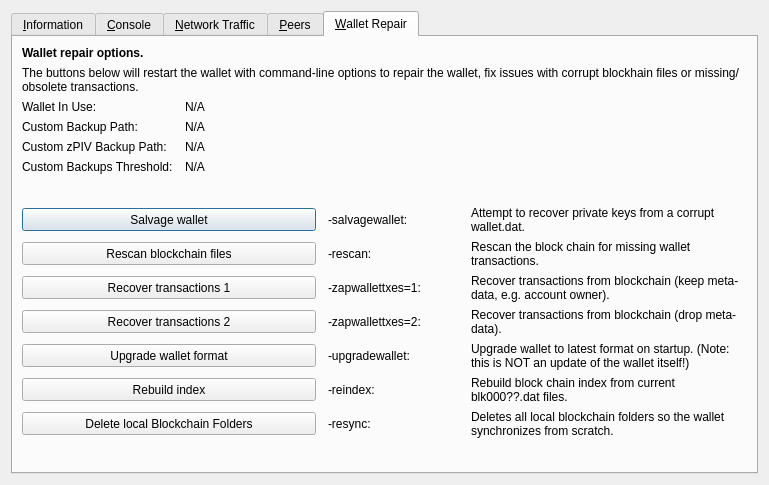
Above: src/qt/forms/rpcconsole.ui from WisprProject/core before the change. Below: the same form after it.
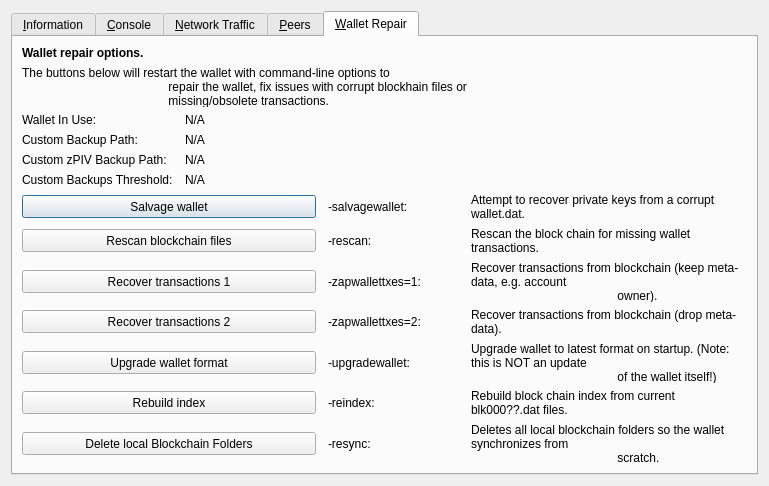
That is the form after the change. The open tabs and pages were chosen to show the change. Icons and pictures are not drawn. Custom widgets are drawn as their Qt base class.

What changed in the file:
```diff
--- a/src/qt/forms/rpcconsole.ui
+++ b/src/qt/forms/rpcconsole.ui
@@ -1266,7 +1266,10 @@
           </font>
          </property>
          <property name="text">
-          <string>The buttons below will restart the wallet with command-line options to repair the wallet, fix issues with corrupt blockhain files or missing/obsolete transactions.</string>
+                                        <string>The buttons below will restart the wallet with command-line options to
+                                            repair the wallet, fix issues with corrupt blockhain files or
+                                            missing/obsolete transactions.
+                                        </string>
          </property>
          <property name="wordWrap">
           <bool>true</bool>
@@ -1479,7 +1482,9 @@
        <item row="9" column="3">
         <widget class="QLabel" name="label_repair_zap1">
          <property name="text">
-          <string>Recover transactions from blockchain (keep meta-data, e.g. account owner).</string>
+                                        <string>Recover transactions from blockchain (keep meta-data, e.g. account
+                                            owner).
+                                        </string>
          </property>
          <property name="wordWrap">
           <bool>true</bool>
@@ -1539,7 +1544,9 @@
        <item row="11" column="3">
         <widget class="QLabel" name="label_repair_upgrade">
          <property name="text">
-          <string>Upgrade wallet to latest format on startup. (Note: this is NOT an update of the wallet itself!)</string>
+                                        <string>Upgrade wallet to latest format on startup. (Note: this is NOT an update
+                                            of the wallet itself!)
+                                        </string>
          </property>
          <property name="wordWrap">
           <bool>true</bool>
@@ -1599,7 +1606,9 @@
        <item row="13" column="3">
         <widget class="QLabel" name="label_repair_resync">
          <property name="text">
-          <string>Deletes all local blockchain folders so the wallet synchronizes from scratch.</string>
+                                        <string>Deletes all local blockchain folders so the wallet synchronizes from
+                                            scratch.
+                                        </string>
          </property>
          <property name="wordWrap">
           <bool>true</bool>
```
Left out of the diff: 147 changed lines with no effect on the pictures. Lines whose indentation alone changed are shown as unchanged.
